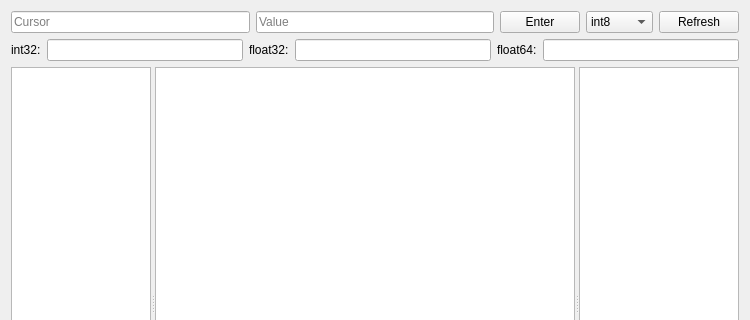
This is ui/mem-editor.ui in allencch/med as Qt 5 draws it before an edit; both pictures show x 0 to 750 and y 0 to 320 of the 750 by 550 pixel window. The edited form follows.
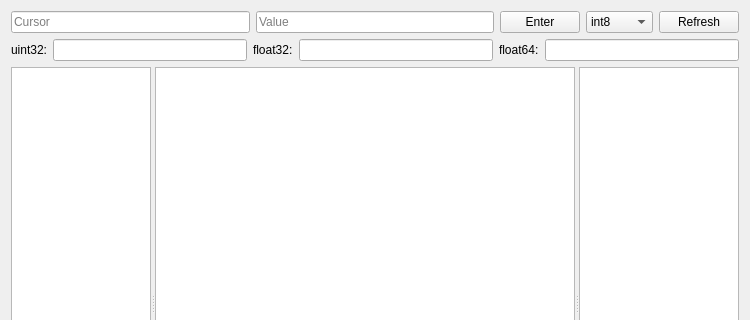
This is the edited form.

Patch:
```diff
--- a/ui/mem-editor.ui
+++ b/ui/mem-editor.ui
@@ -104,7 +104,7 @@
          <item>
           <widget class="QLabel" name="label">
            <property name="text">
-            <string>int32:</string>
+            <string>uint32:</string>
            </property>
           </widget>
          </item>
```
Left out of the diff: 20 changed lines with no effect on the pictures.
